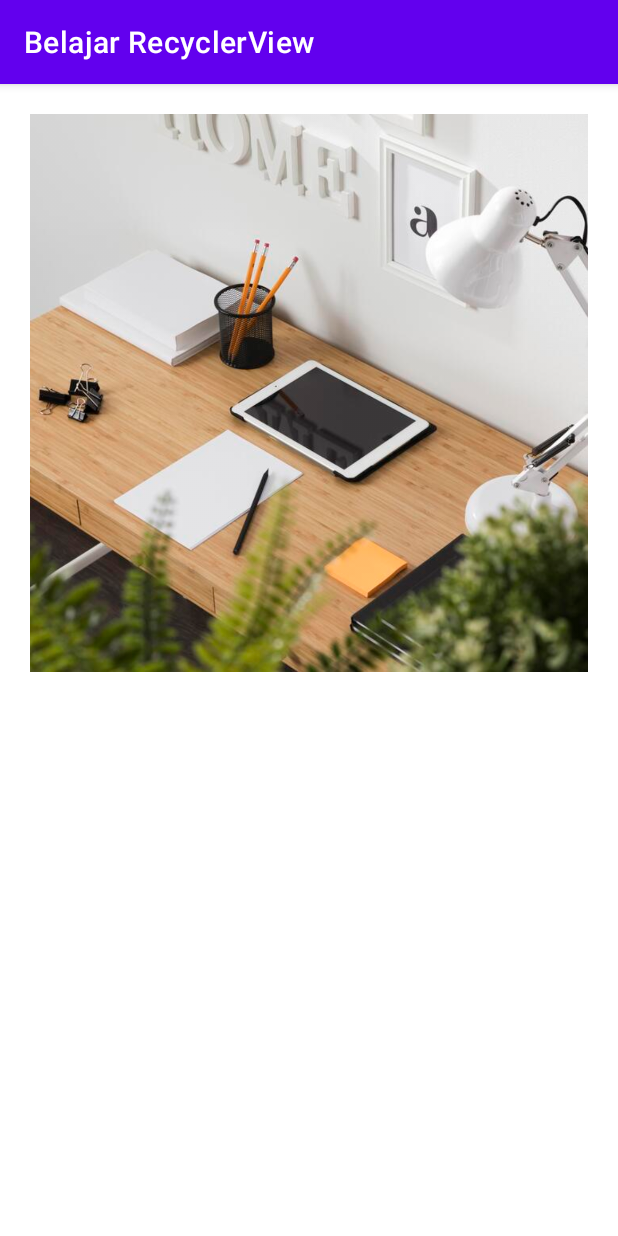
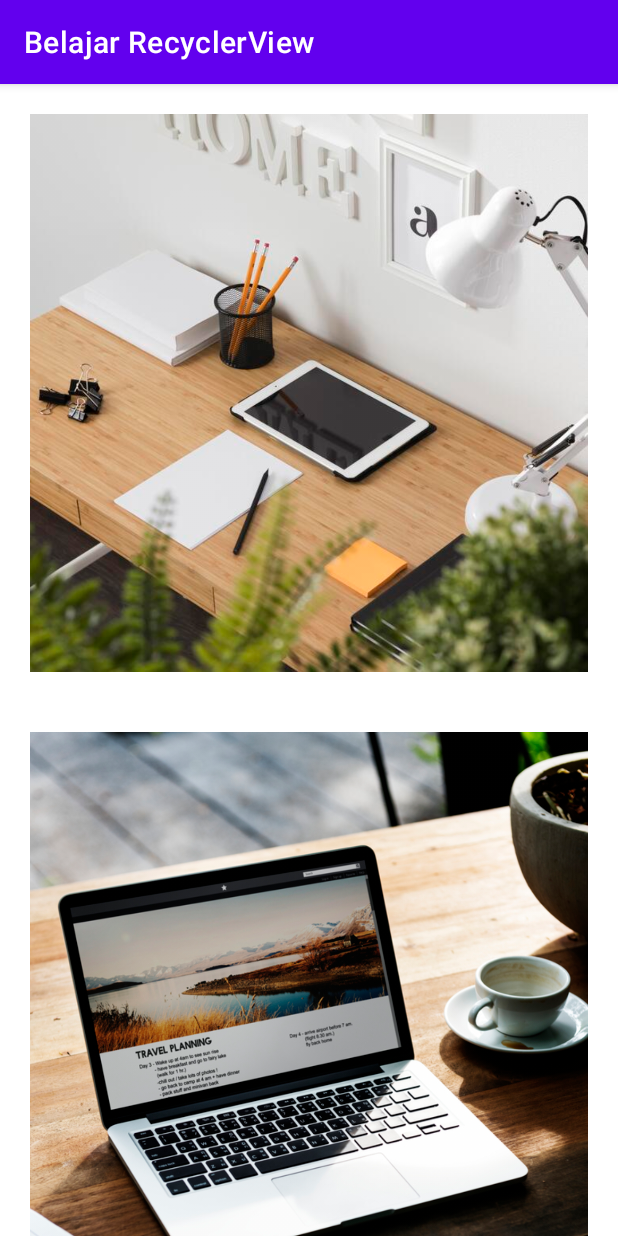
Before and after one commit to andromeda951/belajar-recyclerview, an Android app: the screen it shows after launch (MainActivity), on a phone screen of 412 x 824 dp. Run offline under Robolectric (Android 15) with nearby library versions, the phone set to English and light mode, and no system bars.

Commit message:
Set the layout manager in Kotlin

```diff
--- a/app/src/main/java/com/andromeda/belajarrecyclerview/MainActivity.kt
+++ b/app/src/main/java/com/andromeda/belajarrecyclerview/MainActivity.kt
@@ -1,9 +1,9 @@
 package com.andromeda.belajarrecyclerview
 
-import android.media.Image
 import androidx.appcompat.app.AppCompatActivity
 import android.os.Bundle
 import android.util.Log
+import androidx.recyclerview.widget.LinearLayoutManager
 import androidx.recyclerview.widget.RecyclerView
 
 class MainActivity : AppCompatActivity() {
@@ -28,8 +28,21 @@ class MainActivity : AppCompatActivity() {
             R.drawable.photo_6,
         )
 
-        val imageAdaper = ImageAdapter(images)
-        findViewById<RecyclerView>(R.id.recycler_view).adapter = imageAdaper
+        val imageAdapter = ImageAdapter(images)
+        findViewById<RecyclerView>(R.id.recycler_view).adapter = imageAdapter
+        findViewById<RecyclerView>(R.id.recycler_view).layoutManager = LinearLayoutManager(this)
+
+//        Assign recycler_view to an object
+//        val recyclerView = findViewById<RecyclerView>(R.id.recycler_view)
+//        recyclerView.adapter = imageAdapter
+//        recyclerView.layoutManager = LinearLayoutManager(this)
+
+//        Using apply
+//        findViewById<RecyclerView>(R.id.recycler_view).apply {
+//            adapter = imageAdapter
+//            layoutManager = LinearLayoutManager(this@MainActivity)
+//        }
+
     }
 
     private fun textAdapter() {
--- a/app/src/main/res/layout/activity_main.xml
+++ b/app/src/main/res/layout/activity_main.xml
@@ -12,8 +12,6 @@
         android:layout_height="0dp"
         tools:listitem="@layout/adapter_image"
         tools:itemCount="7"
-        app:layoutManager="androidx.recyclerview.widget.LinearLayoutManager"
-        android:orientation="horizontal"
         app:layout_constraintStart_toStartOf="parent"
         app:layout_constraintEnd_toEndOf="parent"
         app:layout_constraintTop_toTopOf="parent"
```
